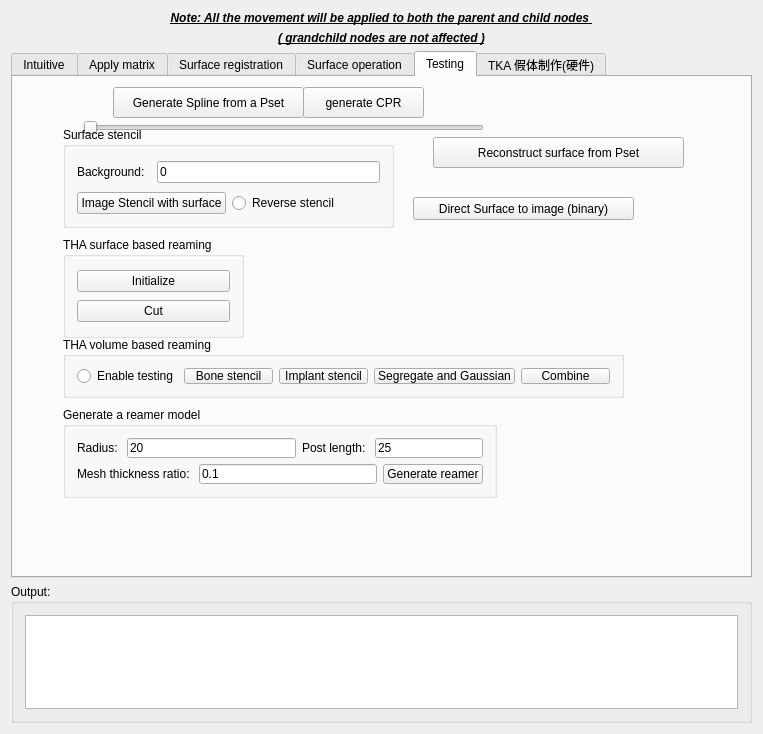
First picture: the form in Plugins/org.mitk.lancet.movedata/src/internal/MoveDataControls.ui, repository zhaomengxiao/LancetMITK-Adition, before the edit.
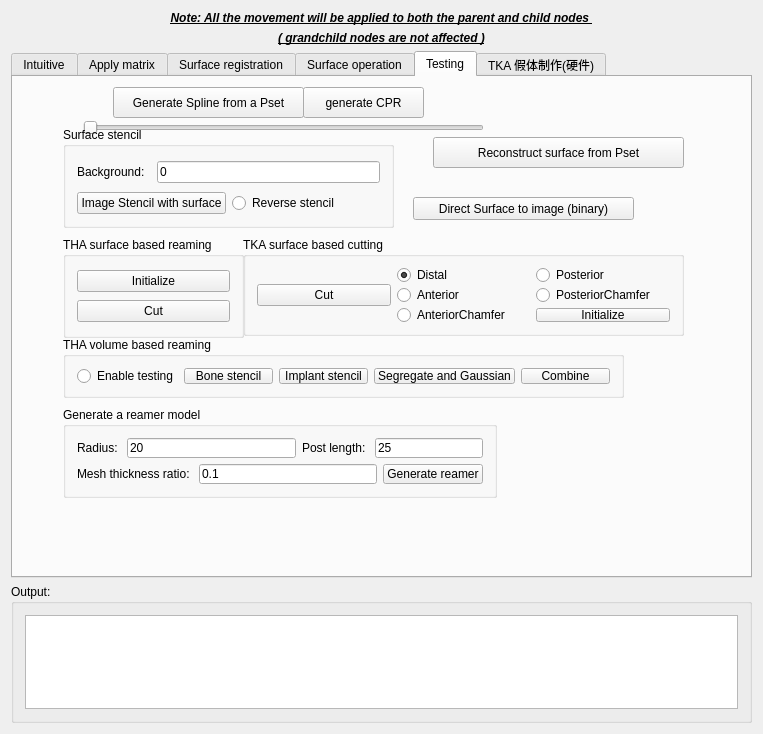
Second picture: the form after the edit. The open tabs and pages were chosen to show the change. Custom widgets are drawn as their Qt base class.

Commit message: TKA meshCut init

```diff
--- a/Plugins/org.mitk.lancet.movedata/src/internal/MoveDataControls.ui
+++ b/Plugins/org.mitk.lancet.movedata/src/internal/MoveDataControls.ui
@@ -1607,6 +1607,73 @@
         <string>Direct Surface to image (binary)</string>
        </property>
       </widget>
+      <widget class="QGroupBox" name="groupBox_20">
+       <property name="geometry">
+        <rect>
+         <x>230</x>
+         <y>160</y>
+         <width>441</width>
+         <height>99</height>
+        </rect>
+       </property>
+       <property name="title">
+        <string>TKA surface based cutting</string>
+       </property>
+       <layout class="QGridLayout" name="gridLayout_28">
+        <item row="0" column="1">
+         <widget class="QRadioButton" name="radioButton_distal">
+          <property name="text">
+           <string>Distal</string>
+          </property>
+          <property name="checked">
+           <bool>true</bool>
+          </property>
+         </widget>
+        </item>
+        <item row="0" column="2">
+         <widget class="QRadioButton" name="radioButton_post">
+          <property name="text">
+           <string>Posterior</string>
+          </property>
+         </widget>
+        </item>
+        <item row="2" column="1">
+         <widget class="QRadioButton" name="radioButton_antChamfer">
+          <property name="text">
+           <string>AnteriorChamfer</string>
+          </property>
+         </widget>
+        </item>
+        <item row="1" column="1">
+         <widget class="QRadioButton" name="radioButton_ant">
+          <property name="text">
+           <string>Anterior</string>
+          </property>
+         </widget>
+        </item>
+        <item row="2" column="2">
+         <widget class="QPushButton" name="pushButton_tkaCutInit">
+          <property name="text">
+           <string>Initialize</string>
+          </property>
+         </widget>
+        </item>
+        <item row="0" column="0" rowspan="3">
+         <widget class="QPushButton" name="pushButton_tkaCut">
+          <property name="text">
+           <string>Cut</string>
+          </property>
+         </widget>
+        </item>
+        <item row="1" column="2">
+         <widget class="QRadioButton" name="radioButton_postChamfer">
+          <property name="text">
+           <string>PosteriorChamfer</string>
+          </property>
+         </widget>
+        </item>
+       </layout>
+      </widget>
      </widget>
      <widget class="QWidget" name="tab_5">
       <attribute name="title">
```
The commit also changes 2 other files.
